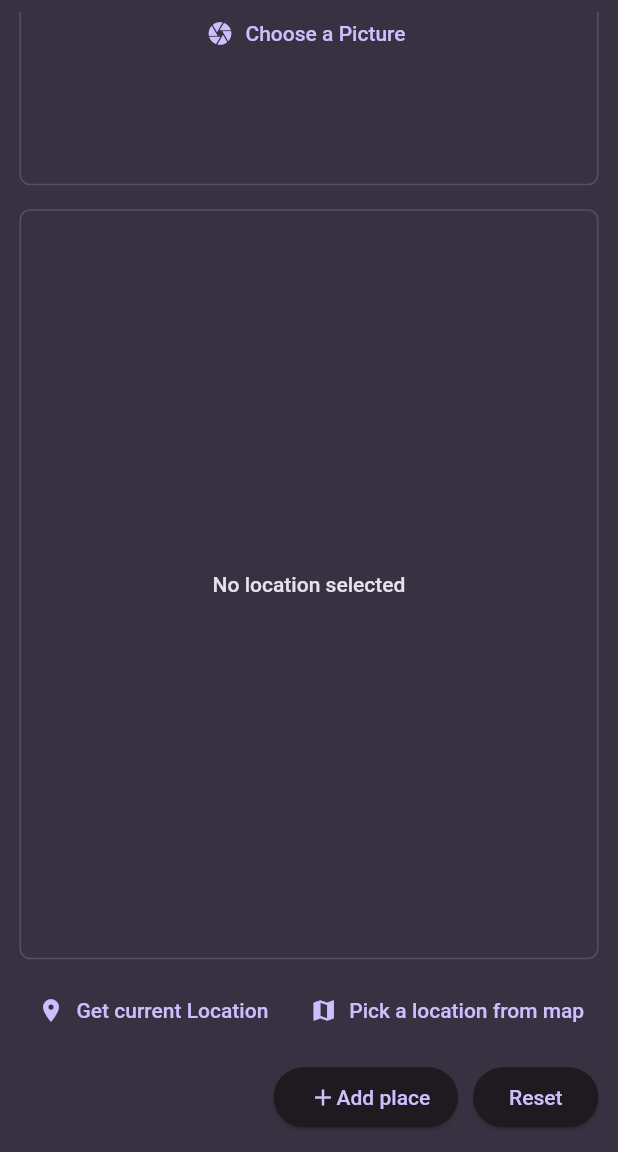
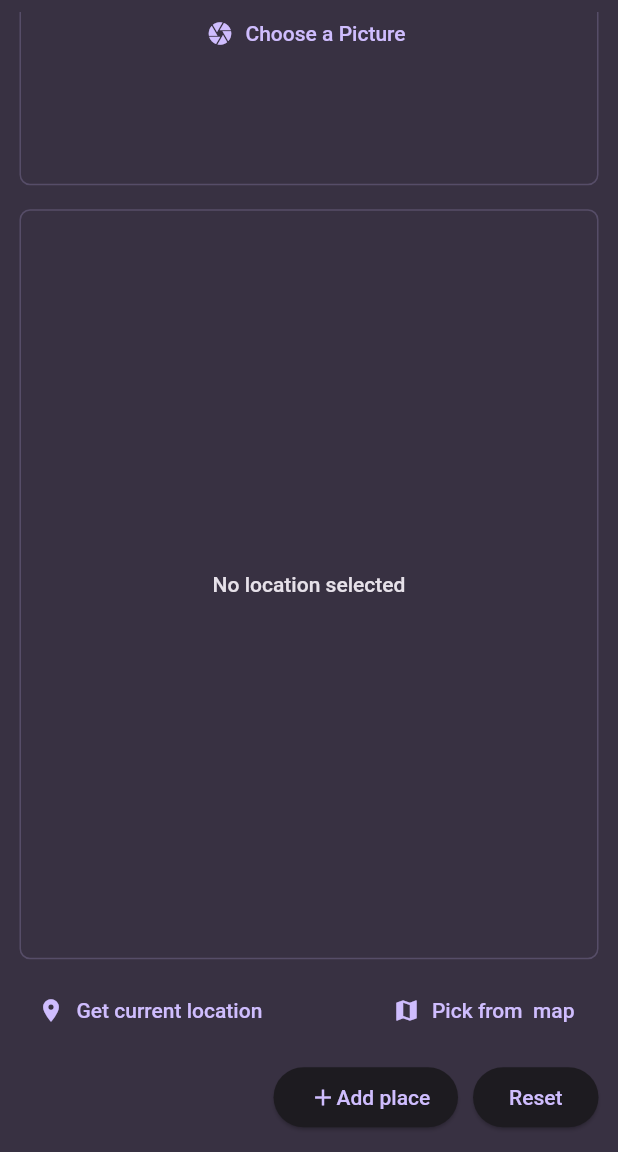
Before and after one commit to HasanBatal2900/Favoraite_places, a Flutter app: the NewPlace screen opened directly, scrolled down 227 dp, on a phone screen of 412 x 824 dp, the part 84-1236 px from its top. Run offline on Flutter 3.47's test engine with Material 2 defaults, Android fonts, the light colour scheme and no system bars; our stand-ins replace flutter_map, flutter_riverpod, google_fonts, image_picker, latlong2, location.

Commit message:
Styleing

```diff
--- a/lib/widgets/location_input.dart
+++ b/lib/widgets/location_input.dart
@@ -175,17 +175,20 @@ class _LocationInputState extends State<LocationInput> {
           height: 10,
         ),
         Row(
-          mainAxisAlignment: MainAxisAlignment.spaceEvenly,
+          crossAxisAlignment: CrossAxisAlignment.center,
+          mainAxisAlignment: MainAxisAlignment.spaceBetween,
           children: [
             TextButton.icon(
               onPressed: getCurrentLocation,
               icon: const Icon(Icons.location_on),
-              label: const Text("Get current Location"),
+              label: const Text("Get current location"),
             ),
             TextButton.icon(
               onPressed: () {},
               icon: const Icon(Icons.map),
-              label: const Text("Pick a location from map"),
+              label: const Text(
+                "Pick from  map",
+              ),
             ),
           ],
         )
```
Also changed, not shown: lib/screen/places_details.dart (+25 -5 lines).
